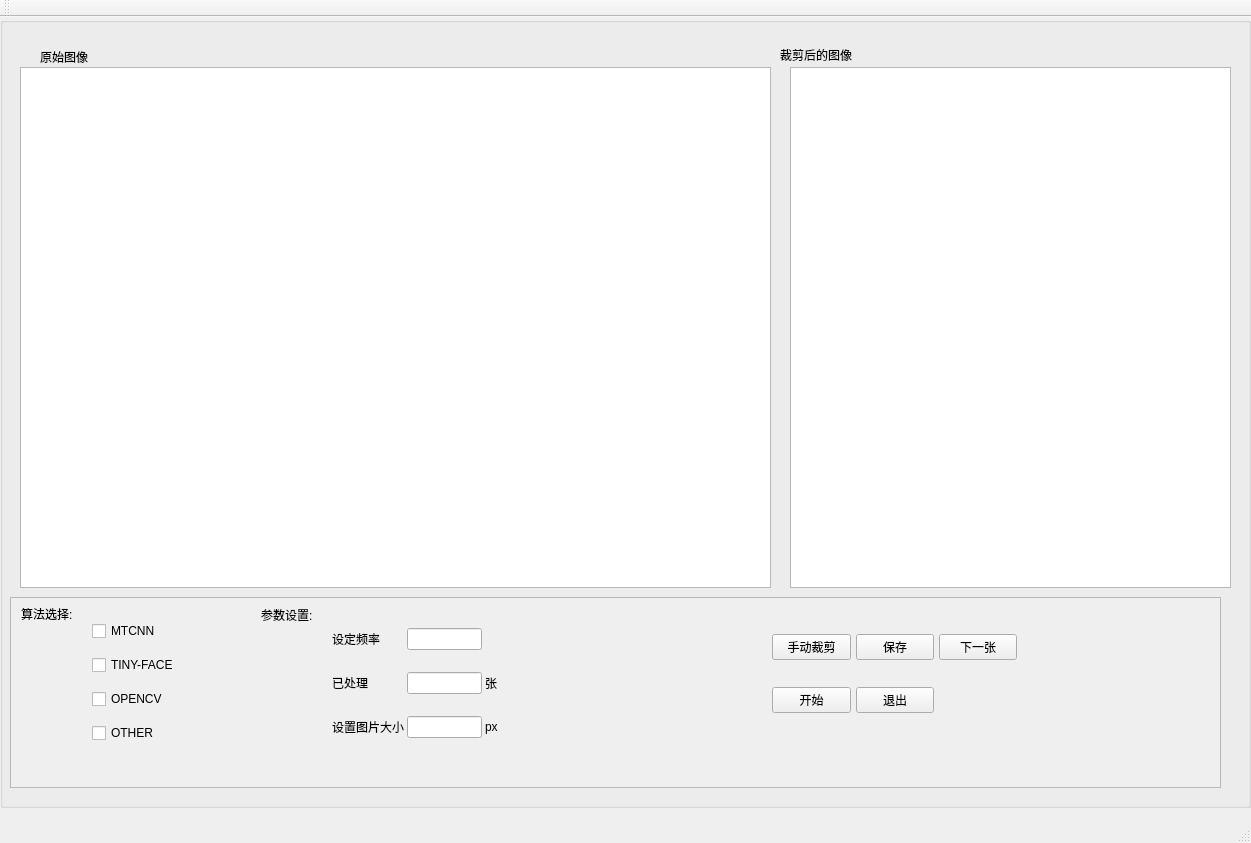
Old version of the form faceTool/mainwindow.ui in the repository jmu201521121021/faceMarkTool.
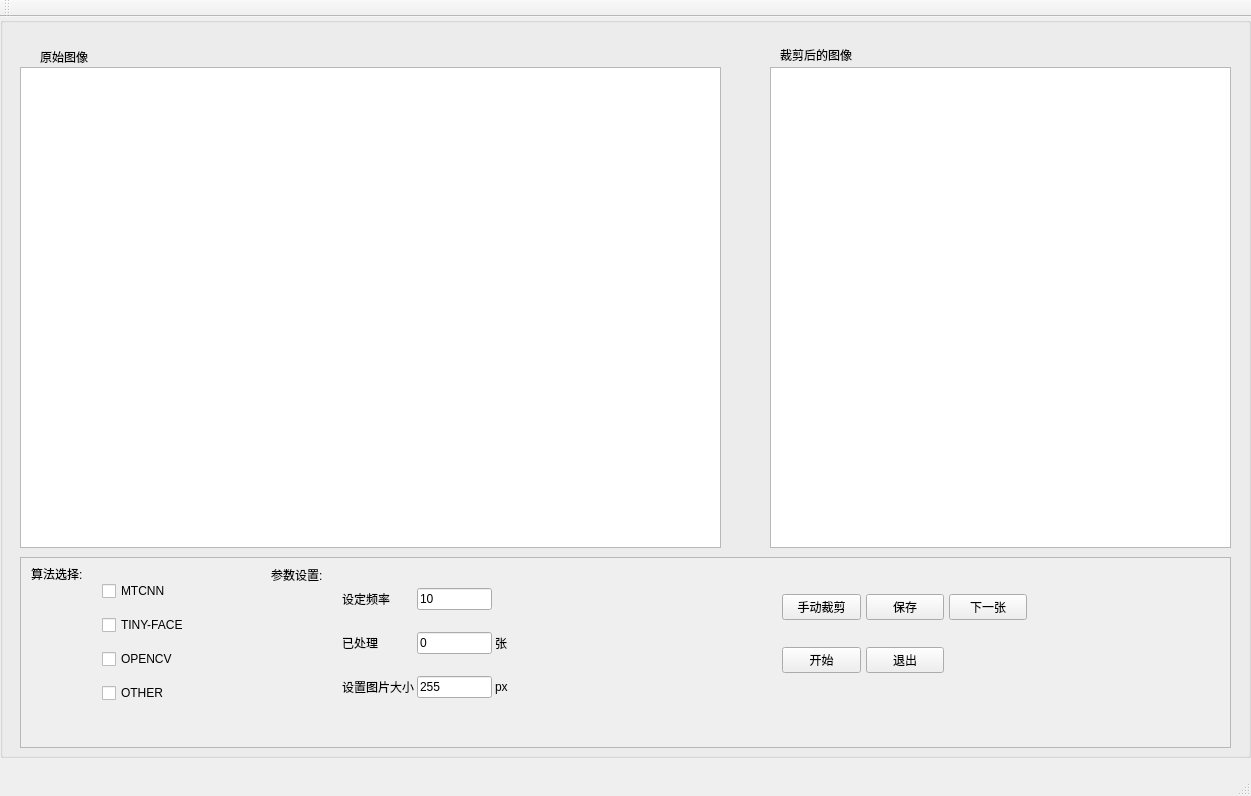
New version of the form. Custom widgets are drawn as their Qt base class.

Diff of the .ui file:
```diff
--- a/faceTool/mainwindow.ui
+++ b/faceTool/mainwindow.ui
@@ -7,7 +7,7 @@
     <x>0</x>
     <y>0</y>
     <width>1251</width>
-    <height>843</height>
+    <height>796</height>
    </rect>
   </property>
   <property name="windowTitle">
@@ -20,7 +20,7 @@
       <x>0</x>
       <y>0</y>
       <width>1251</width>
-      <height>791</height>
+      <height>741</height>
      </rect>
     </property>
     <property name="title">
@@ -29,8 +29,8 @@
     <widget class="QScrollArea" name="scrollArea">
      <property name="geometry">
       <rect>
-       <x>10</x>
-       <y>580</y>
+       <x>20</x>
+       <y>540</y>
        <width>1211</width>
        <height>191</height>
       </rect>
@@ -127,7 +127,11 @@
          </widget>
         </item>
         <item row="0" column="1">
-         <widget class="QLineEdit" name="fpNumber"/>
+         <widget class="QLineEdit" name="fpNumber">
+          <property name="text">
+           <string>10</string>
+          </property>
+         </widget>
         </item>
         <item row="0" column="0">
          <widget class="QLabel" name="label_4">
@@ -137,7 +141,11 @@
          </widget>
         </item>
         <item row="1" column="1">
-         <widget class="QLineEdit" name="dealNumber"/>
+         <widget class="QLineEdit" name="dealNUmber">
+          <property name="text">
+           <string>0</string>
+          </property>
+         </widget>
         </item>
         <item row="2" column="0">
          <widget class="QLabel" name="label_6">
@@ -147,7 +155,11 @@
          </widget>
         </item>
         <item row="2" column="1">
-         <widget class="QLineEdit" name="wh"/>
+         <widget class="QLineEdit" name="wh">
+          <property name="text">
+           <string>255</string>
+          </property>
+         </widget>
         </item>
         <item row="2" column="2" colspan="2">
          <widget class="QLabel" name="label_8">
@@ -264,18 +276,18 @@
       <rect>
        <x>20</x>
        <y>50</y>
-       <width>751</width>
-       <height>521</height>
+       <width>701</width>
+       <height>481</height>
       </rect>
      </property>
     </widget>
     <widget class="QGraphicsView" name="resultImage">
      <property name="geometry">
       <rect>
-       <x>790</x>
+       <x>770</x>
        <y>50</y>
-       <width>441</width>
-       <height>521</height>
+       <width>461</width>
+       <height>481</height>
       </rect>
      </property>
     </widget>
@@ -302,6 +314,13 @@
   <widget class="QStatusBar" name="statusBar"/>
  </widget>
  <layoutdefault spacing="6" margin="11"/>
+ <customwidgets>
+  <customwidget>
+   <class>mygraphicsview</class>
+   <extends>QGraphicsView</extends>
+   <header>mygraphicsview.h</header>
+  </customwidget>
+ </customwidgets>
  <resources/>
  <connections/>
 </ui>
```
Left out of the diff: 2 changed lines with no effect on the pictures.
